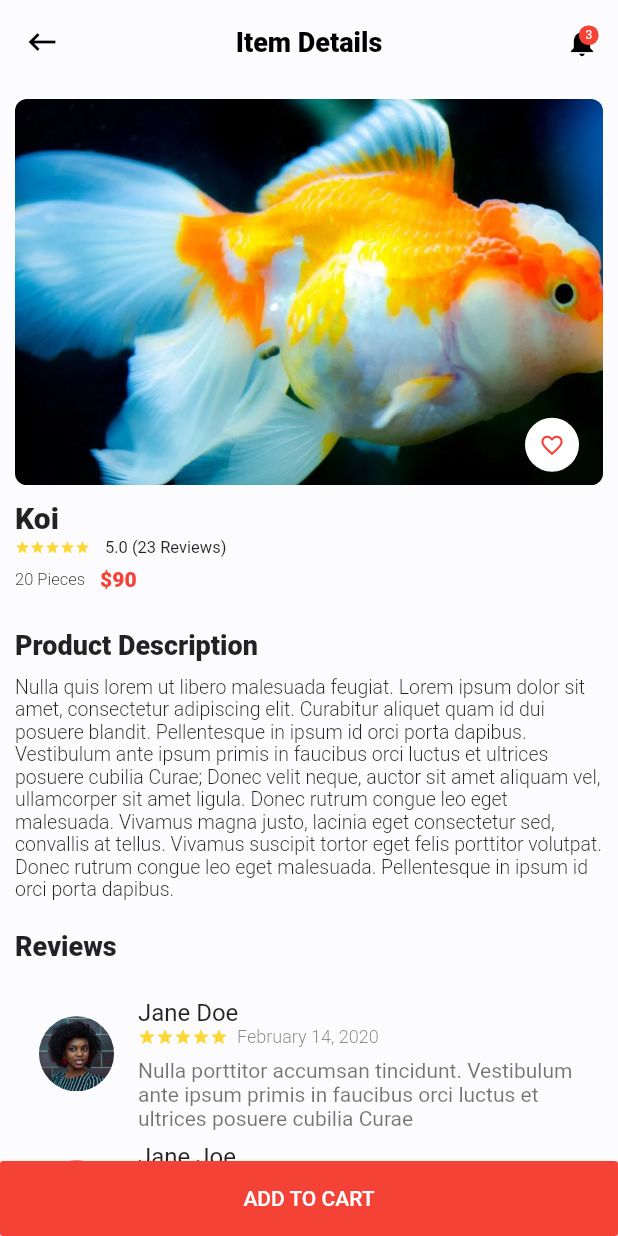
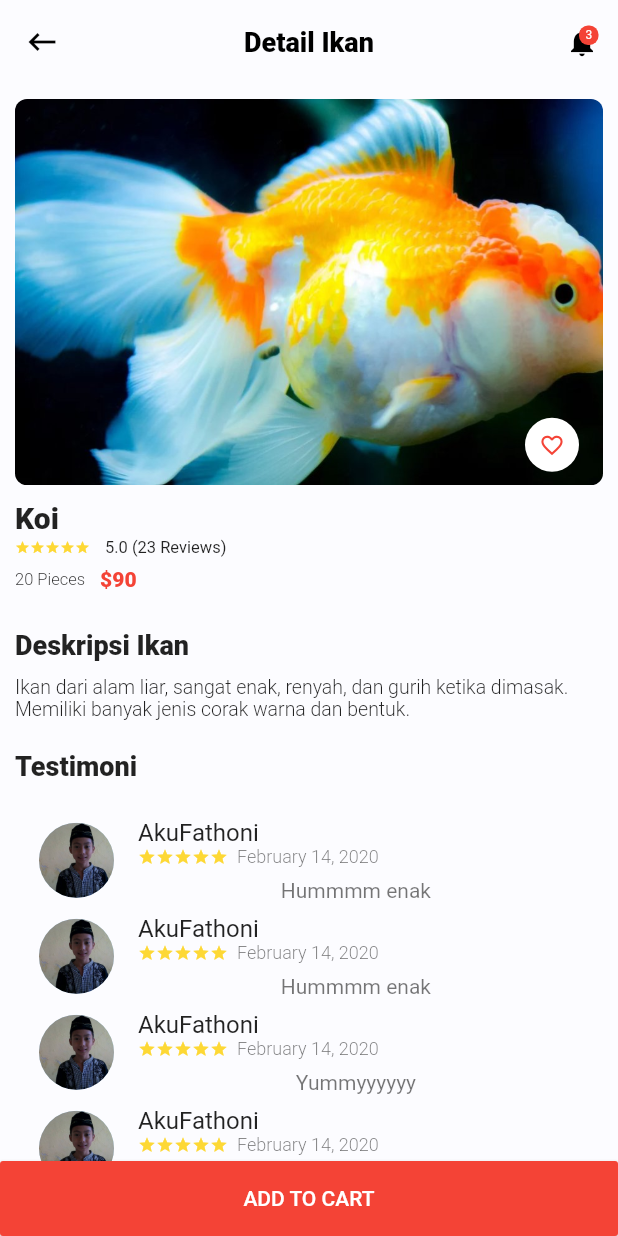
Before and after one commit to Talitazmiza/fish-marketplace, a Flutter app: the ProductDetails screen opened directly, on a phone screen of 412 x 824 dp. Run offline on Flutter 3.47's test engine with Material 2 defaults, Android fonts, the phone set to English and light mode, and no system bars; our stand-ins replace carousel_slider, font_awesome_flutter, introduction_screen, shared_preferences; accounts and stored records are empty.

Commit message:
ganti komen sm deskripsi

```diff
--- a/lib/screens/details.dart
+++ b/lib/screens/details.dart
@@ -26,7 +26,7 @@ class _ProductDetailsState extends State<ProductDetails> {
         ),
         centerTitle: true,
         title: Text(
-          "Item Details",
+          "Detail Ikan",
         ),
         elevation: 0.0,
         actions: <Widget>[
@@ -156,7 +156,7 @@ class _ProductDetailsState extends State<ProductDetails> {
             SizedBox(height: 20.0),
 
             Text(
-              "Product Description",
+              "Deskripsi Ikan",
               style: TextStyle(
                 fontSize: 18,
                 fontWeight: FontWeight.w800,
@@ -167,17 +167,8 @@ class _ProductDetailsState extends State<ProductDetails> {
             SizedBox(height: 10.0),
 
             Text(
-              "Nulla quis lorem ut libero malesuada feugiat. Lorem ipsum dolor "
-                  "sit amet, consectetur adipiscing elit. Curabitur aliquet quam "
-                  "id dui posuere blandit. Pellentesque in ipsum id orci porta "
-                  "dapibus. Vestibulum ante ipsum primis in faucibus orci luctus "
-                  "et ultrices posuere cubilia Curae; Donec velit neque, auctor "
-                  "sit amet aliquam vel, ullamcorper sit amet ligula. Donec"
-                  " rutrum congue leo eget malesuada. Vivamus magna justo,"
-                  " lacinia eget consectetur sed, convallis at tellus."
-                  " Vivamus suscipit tortor eget felis porttitor volutpat."
-                  " Donec rutrum congue leo eget malesuada."
-                  " Pellentesque in ipsum id orci porta dapibus.",
+              "Ikan dari alam liar, sangat enak, renyah, dan gurih ketika dimasak. "
+                  "Memiliki banyak jenis corak warna dan bentuk. ",
               style: TextStyle(
                 fontSize: 13,
                 fontWeight: FontWeight.w300,
@@ -187,7 +178,7 @@ class _ProductDetailsState extends State<ProductDetails> {
             SizedBox(height: 20.0),
 
             Text(
-              "Reviews",
+              "Testimoni",
               style: TextStyle(
                 fontSize: 18,
                 fontWeight: FontWeight.w800,
--- a/lib/util/comments.dart
+++ b/lib/util/comments.dart
@@ -1,30 +1,22 @@
 List comments = [
   {
-    "img": "assets/cm1.jpeg",
-    "comment": "Nulla porttitor accumsan tincidunt. Vestibulum ante "
-        "ipsum primis in faucibus orci luctus et ultrices posuere "
-        "cubilia Curae",
-    "name": "Jane Doe"
+    "img": "assets/fathoni.jpg",
+    "comment": "Hummmm enak ",
+    "name": "AkuFathoni"
   },
   {
-    "img": "assets/cm2.jpeg",
-    "comment": "Nulla porttitor accumsan tincidunt. Vestibulum ante "
-        "ipsum primis in faucibus orci luctus et ultrices posuere "
-        "cubilia Curae",
-    "name": "Jane Joe"
+    "img": "assets/fathoni.jpg",
+    "comment": "Hummmm enak ",
+    "name": "AkuFathoni"
   },
   {
-    "img": "assets/cm3.jpeg",
-    "comment": "Nulla porttitor accumsan tincidunt. Vestibulum ante "
-        "ipsum primis in faucibus orci luctus et ultrices posuere "
-        "cubilia Curae",
-    "name": "Mary Jane"
+    "img": "assets/fathoni.jpg",
+    "comment": "Yummyyyyyy ",
+    "name": "AkuFathoni"
   },
   {
-    "img": "assets/cm4.jpeg",
-    "comment": "Nulla porttitor accumsan tincidunt. Vestibulum ante "
-        "ipsum primis in faucibus orci luctus et ultrices posuere "
-        "cubilia Curae",
-    "name": "Jane Jones"
+    "img": "assets/fathoni.jpg",
+    "comment": "Yummyyyyyy ",
+    "name": "AkuFathoni"
   }
 ];
```
Also changed, not shown: 8 other files.
